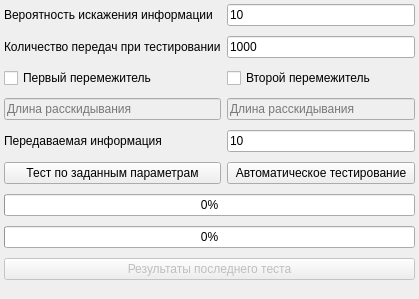
Above: src/GUI/UI/test_cascade_coder.ui from Banifest/Codding before the change. Below: the same form after it.
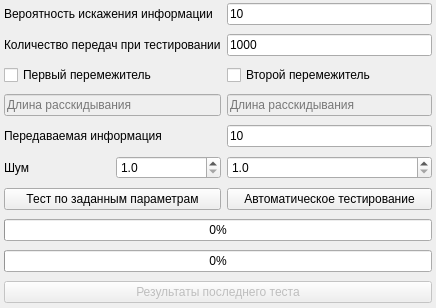
That is the form after the change. Icons and pictures are not drawn.

The edit to the form file:
```diff
--- a/src/GUI/UI/test_cascade_coder.ui
+++ b/src/GUI/UI/test_cascade_coder.ui
@@ -6,8 +6,8 @@
             <rect>
                 <x>0</x>
                 <y>0</y>
-                <width>419</width>
-                <height>299</height>
+                <width>436</width>
+                <height>308</height>
             </rect>
         </property>
         <property name="windowTitle">
@@ -23,19 +23,19 @@
                 <rect>
                     <x>4</x>
                     <y>0</y>
-                    <width>411</width>
-                    <height>291</height>
+                    <width>428</width>
+                    <height>306</height>
                 </rect>
             </property>
             <layout class="QGridLayout" name="gridLayout">
-                <item row="2" column="0">
-                    <widget class="QCheckBox" name="is_interleaver_first">
-                        <property name="text">
-                            <string>Первый перемежитель</string>
-                        </property>
-                    </widget>
-                </item>
                 <item row="9" column="0" colspan="2">
+                    <widget class="QPushButton" name="begin_test_button">
+                        <property name="text">
+                            <string>Тест по заданным параметрам</string>
+                        </property>
+                    </widget>
+                </item>
+                <item row="12" column="0" colspan="3">
                     <widget class="QPushButton" name="get_last_result_button">
                         <property name="enabled">
                             <bool>false</bool>
@@ -45,21 +45,14 @@
                         </property>
                     </widget>
                 </item>
-                <item row="2" column="1">
-                    <widget class="QCheckBox" name="is_interleaver_second">
-                        <property name="text">
-                            <string>Второй перемежитель</string>
+                <item row="10" column="0" colspan="3">
+                    <widget class="QProgressBar" name="single_test">
+                        <property name="value">
+                            <number>0</number>
                         </property>
                     </widget>
                 </item>
-                <item row="4" column="1">
-                    <widget class="QLineEdit" name="information_text_box">
-                        <property name="text">
-                            <string>10</string>
-                        </property>
-                    </widget>
-                </item>
-                <item row="0" column="0">
+                <item row="0" column="0" colspan="2">
                     <widget class="QLabel" name="label">
                         <property name="text">
                             <string>Вероятность искажения информации</string>
@@ -69,17 +62,14 @@
                         </property>
                     </widget>
                 </item>
-                <item row="4" column="0">
-                    <widget class="QLabel" name="label_3">
-                        <property name="text">
-                            <string>Передаваемая информация</string>
-                        </property>
-                        <property name="textFormat">
-                            <enum>Qt::AutoText</enum>
+                <item row="11" column="0" colspan="3">
+                    <widget class="QProgressBar" name="auto_test">
+                        <property name="value">
+                            <number>0</number>
                         </property>
                     </widget>
                 </item>
-                <item row="1" column="0">
+                <item row="1" column="0" colspan="2">
                     <widget class="QLabel" name="label_2">
                         <property name="text">
                             <string>Количество передач при тестировании</string>
@@ -89,7 +79,7 @@
                         </property>
                     </widget>
                 </item>
-                <item row="0" column="1">
+                <item row="0" column="2">
                     <widget class="QLineEdit" name="noise_text_box">
                         <property name="inputMask">
                             <string/>
@@ -99,42 +89,71 @@
                         </property>
                     </widget>
                 </item>
-                <item row="7" column="0" colspan="2">
-                    <widget class="QProgressBar" name="single_test">
-                        <property name="value">
-                            <number>0</number>
+                <item row="3" column="2">
+                    <widget class="QLineEdit" name="second_length_text_box">
+                        <property name="enabled">
+                            <bool>false</bool>
                         </property>
-                    </widget>
-                </item>
-                <item row="6" column="0">
-                    <widget class="QPushButton" name="begin_test_button">
-                        <property name="text">
-                            <string>Тест по заданным параметрам</string>
+                        <property name="placeholderText">
+                            <string>Длина расскидывания</string>
                         </property>
                     </widget>
                 </item>
-                <item row="6" column="1">
-                    <widget class="QPushButton" name="begin_auto_test_button">
-                        <property name="text">
-                            <string>Автоматическое тестирование</string>
+                <item row="5" column="1">
+                    <widget class="QDoubleSpinBox" name="noise_start">
+                        <property name="locale">
+                            <locale language="C" country="AnyCountry"/>
                         </property>
-                    </widget>
-                </item>
-                <item row="8" column="0" colspan="2">
-                    <widget class="QProgressBar" name="auto_test">
-                        <property name="value">
-                            <number>0</number>
+                        <property name="decimals">
+                            <number>1</number>
                         </property>
+                        <property name="minimum">
+                            <double>1.000000000000000</double>
+                        </property>
+                        <property name="maximum">
+                            <double>50.000000000000000</double>
+                        </property>
+                        <property name="singleStep">
+                            <double>0.100000000000000</double>
+                        </property>
                     </widget>
                 </item>
-                <item row="1" column="1">
+                <item row="1" column="2">
                     <widget class="QLineEdit" name="count_test_text_box">
                         <property name="text">
                             <string>1000</string>
                         </property>
                     </widget>
                 </item>
-                <item row="3" column="0">
+                <item row="9" column="2">
+                    <widget class="QPushButton" name="begin_auto_test_button">
+                        <property name="text">
+                            <string>Автоматическое тестирование</string>
+                        </property>
+                    </widget>
+                </item>
+                <item row="4" column="2">
+                    <widget class="QLineEdit" name="information_text_box">
+                        <property name="text">
+                            <string>10</string>
+                        </property>
+                    </widget>
+                </item>
+                <item row="2" column="2">
+                    <widget class="QCheckBox" name="is_interleaver_second">
+                        <property name="text">
+                            <string>Второй перемежитель</string>
+                        </property>
+                    </widget>
+                </item>
+                <item row="5" column="0">
+                    <widget class="QLabel" name="label_4">
+                        <property name="text">
+                            <string>Шум</string>
+                        </property>
+                    </widget>
+                </item>
+                <item row="3" column="0" colspan="2">
                     <widget class="QLineEdit" name="first_length_text_box">
                         <property name="enabled">
                             <bool>false</bool>
@@ -144,13 +163,39 @@
                         </property>
                     </widget>
                 </item>
-                <item row="3" column="1">
-                    <widget class="QLineEdit" name="second_length_text_box">
-                        <property name="enabled">
-                            <bool>false</bool>
+                <item row="2" column="0" colspan="2">
+                    <widget class="QCheckBox" name="is_interleaver_first">
+                        <property name="text">
+                            <string>Первый перемежитель</string>
                         </property>
-                        <property name="placeholderText">
-                            <string>Длина расскидывания</string>
+                    </widget>
+                </item>
+                <item row="4" column="0" colspan="2">
+                    <widget class="QLabel" name="label_3">
+                        <property name="text">
+                            <string>Передаваемая информация</string>
+                        </property>
+                        <property name="textFormat">
+                            <enum>Qt::AutoText</enum>
+                        </property>
+                    </widget>
+                </item>
+                <item row="5" column="2">
+                    <widget class="QDoubleSpinBox" name="noise_finish">
+                        <property name="locale">
+                            <locale language="C" country="AnyCountry"/>
+                        </property>
+                        <property name="decimals">
+                            <number>1</number>
+                        </property>
+                        <property name="minimum">
+                            <double>1.000000000000000</double>
+                        </property>
+                        <property name="maximum">
+                            <double>50.000000000000000</double>
+                        </property>
+                        <property name="singleStep">
+                            <double>0.100000000000000</double>
                         </property>
                     </widget>
                 </item>
```
Left out of the diff: 2 changed lines with no effect on the pictures.
